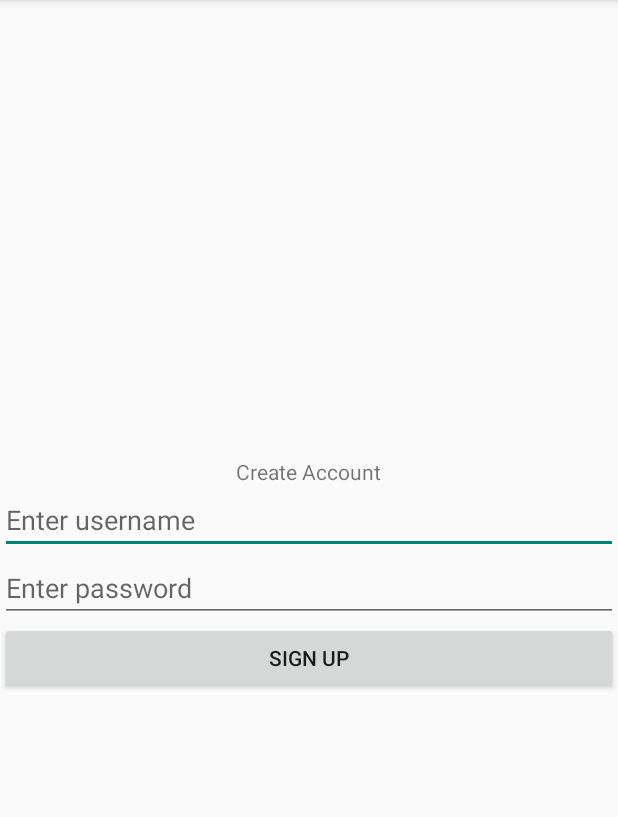
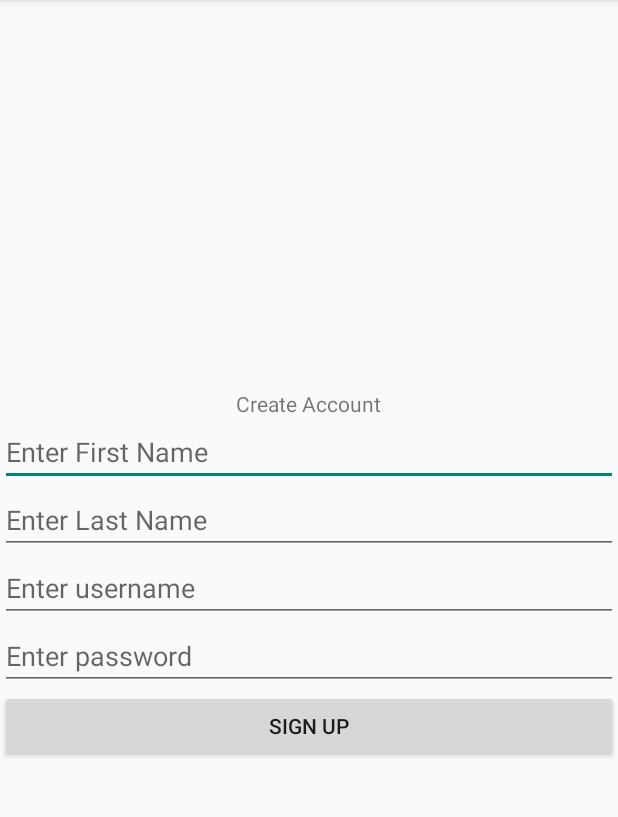
Before and after one commit to danielreyes2873/CST_438_Project_03, an Android app: the CreateAcc screen opened directly, with no data from a screen before it, on a phone screen of 412 x 824 dp, the part 84-901 px from its top. Run offline under Robolectric (Android 15) with nearby library versions, the phone set to English and light mode, and no system bars.

Commit message:
Adding first/last name inputs to create acc

```diff
--- a/frontend/app/src/main/java/com/example/cst_438_project_03/CreateAcc.java
+++ b/frontend/app/src/main/java/com/example/cst_438_project_03/CreateAcc.java
@@ -21,6 +21,8 @@ public class CreateAcc extends AppCompatActivity implements View.OnClickListener
     View btnCreateAcc;
     EditText etUsername;
     EditText etPassword;
+    EditText firstName;
+    EditText lastName;
     String username;
     String password;
     QuizTimeApi quizTimeApi;
@@ -34,7 +36,8 @@ public class CreateAcc extends AppCompatActivity implements View.OnClickListener
         btnCreateAcc.setOnClickListener(this);
         etUsername = findViewById(R.id.etUsername);
         etPassword = findViewById(R.id.etPassword);
-
+        firstName = findViewById(R.id.fName);
+        lastName = findViewById(R.id.lName);
     }
 
     public void onClick(View v) {
--- a/frontend/app/src/main/res/layout/activity_create.xml
+++ b/frontend/app/src/main/res/layout/activity_create.xml
@@ -18,6 +18,18 @@
         app:layout_constraintTop_toTopOf="parent" />
 
     <EditText
+        android:id="@+id/fName"
+        android:layout_width="match_parent"
+        android:layout_height="wrap_content"
+        android:hint="Enter First Name" />
+
+    <EditText
+        android:id="@+id/lName"
+        android:layout_width="match_parent"
+        android:layout_height="wrap_content"
+        android:hint="Enter Last Name" />
+
+    <EditText
         android:id="@+id/etUsername"
         android:layout_width="match_parent"
         android:layout_height="wrap_content"
```
